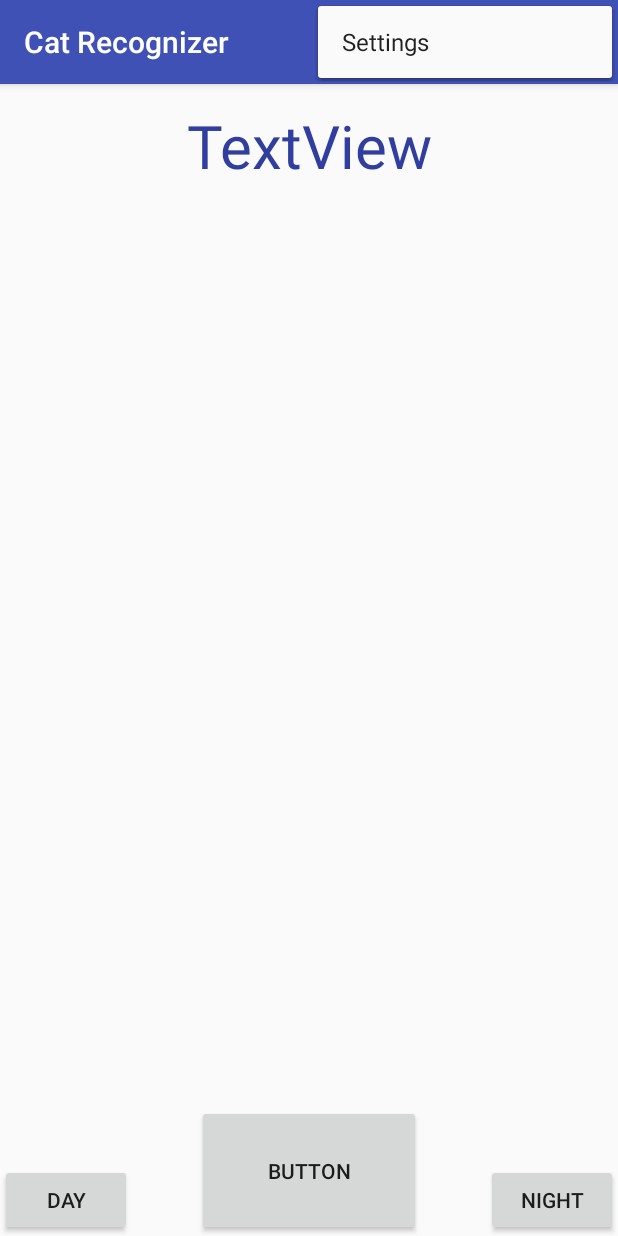
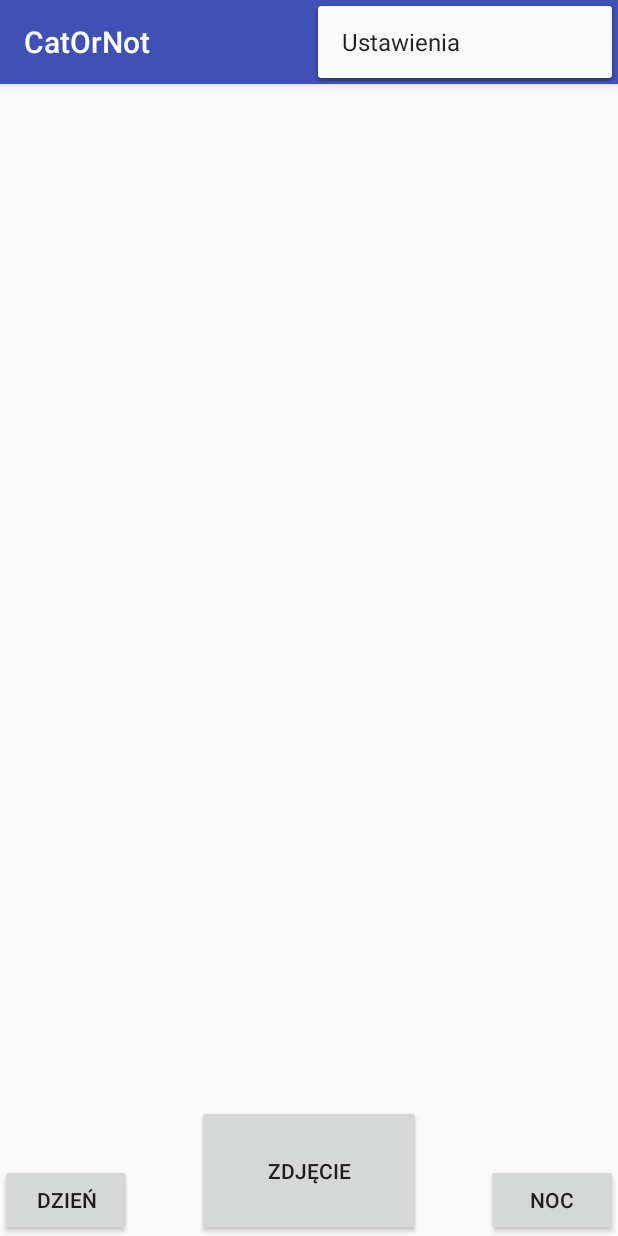
Before and after one commit to returnv01d/CatOrNotApp, an Android app: the screen it shows after launch (MainActivity), with the options menu open, on a phone screen of 412 x 824 dp. Run offline under Robolectric (Android 15) with nearby library versions, the phone set to English and light mode, and no system bars.

Commit message:
xDD co to było to ja nawet nie

```diff
--- a/CatRecognizer/app/src/main/res/layout/activity_main.xml
+++ b/CatRecognizer/app/src/main/res/layout/activity_main.xml
@@ -25,34 +25,6 @@
     </android.support.design.widget.AppBarLayout>
 
     <include layout="@layout/content_main"/>
-    <Button
-            android:text="button"
-            android:layout_width="match_parent"
-            android:layout_height="wrap_content" android:id="@+id/button2"/>
-    <Button
-            android:text="/button"
-            android:layout_width="match_parent"
-            android:layout_height="wrap_content" android:id="@+id/button"/>
-    <Button
-
-            android:text="button"
-            android:layout_width="match_parent"
-            android:layout_height="wrap_content" android:id="@+id/button3"/>
-    <Button android:text="Day"
-            android:id="@+id/button4"
-            android:layout_width="wrap_content"
-            android:layout_height="wrap_content"
-            android:layout_gravity="bottom|left"
-
-    />
-    <Button android:text="Night"
-            android:id="@+id/button5"
-            android:layout_width="wrap_content"
-            android:layout_height="wrap_content"
-            android:layout_gravity="bottom|right"
 
 
-
-    />
-
 </android.support.design.widget.CoordinatorLayout>
--- a/CatRecognizer/app/src/main/res/layout/content_main.xml
+++ b/CatRecognizer/app/src/main/res/layout/content_main.xml
@@ -20,14 +20,28 @@
                 android:id="@+id/imageView"
                 android:layout_gravity="center"/>
         <Button
-                android:text="Button"
+                android:text="Zdjęcie"
                 android:layout_width="149dp"
                 android:layout_height="87dp"
                 android:id="@+id/photoButton"
                 android:layout_gravity="bottom|center"/>
+        <Button android:text="Dzień"
+                android:id="@+id/button4"
+                android:layout_width="wrap_content"
+                android:layout_height="wrap_content"
+                android:layout_gravity="bottom|left"
+
+        />
+        <Button android:text="Noc"
+                android:id="@+id/button5"
+                android:layout_width="wrap_content"
+                android:layout_height="wrap_content"
+                android:layout_gravity="bottom|right"
+
+
+        />
 
         <TextView
-                android:text="TextView"
                 android:textColor="@color/darkColorPrimary"
                 android:layout_width="match_parent"
                 android:layout_height="82dp" android:id="@+id/resultTextView"
--- a/CatRecognizer/app/src/main/res/values/strings.xml
+++ b/CatRecognizer/app/src/main/res/values/strings.xml
@@ -1,5 +1,5 @@
 <resources>
-    <string name="app_name">Cat Recognizer</string>
-    <string name="action_settings">Settings</string>
+    <string name="app_name">CatOrNot</string>
+    <string name="action_settings">Ustawienia</string>
     <string name="action_pomoc">Pomoc</string>
 </resources>
```
Also changed, not shown: 1 other file.
